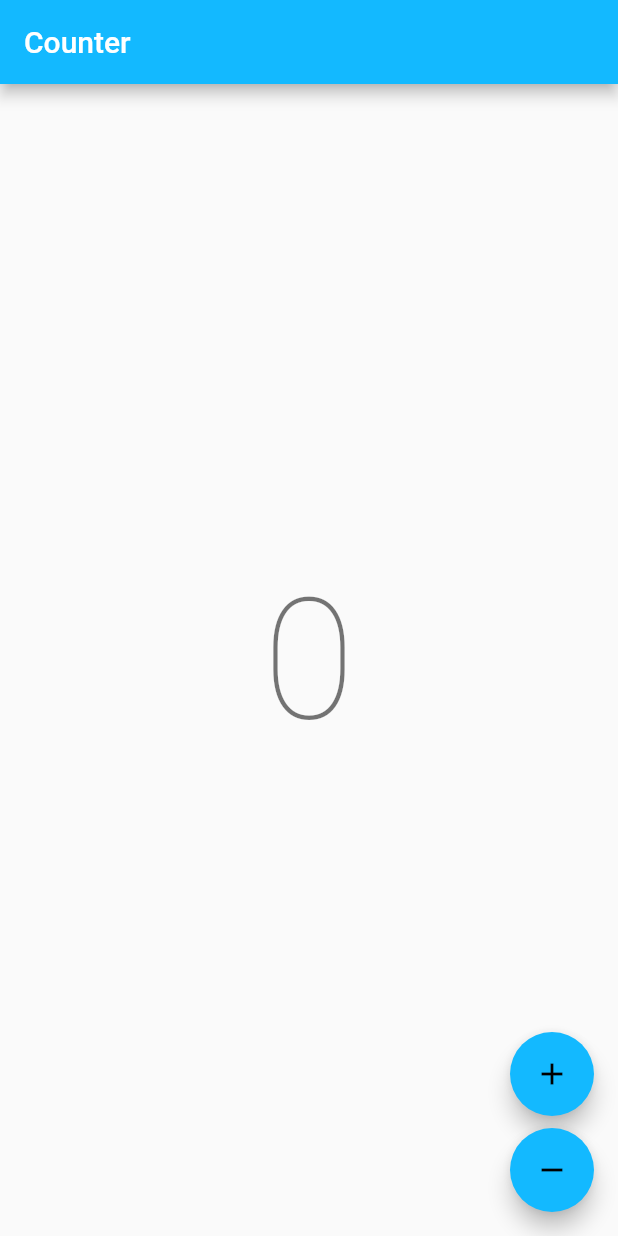
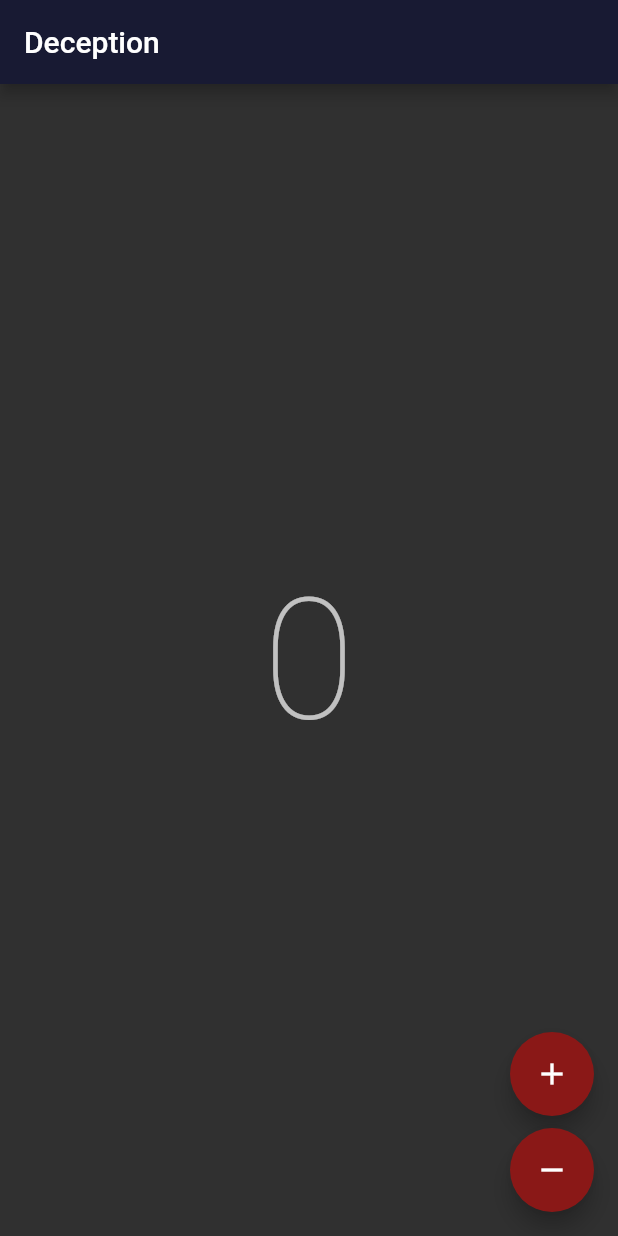
Before and after one commit to Jonas-Sander/deception_app, a Flutter app: the screen it shows after launch, on a phone screen of 412 x 824 dp. Run offline on Flutter 3.47's test engine with Material 2 defaults, Android fonts, the phone set to English and light mode, and no system bars; our stand-ins replace bloc, flutter_bloc; generated files the repository leaves out were written again.

Commit message:
Deception-Farben und Dark-Theme genommen

```diff
--- a/lib/app/app.dart
+++ b/lib/app/app.dart
@@ -10,6 +10,8 @@ import 'package:flutter_localizations/flutter_localizations.dart';
 import 'package:deception_app/counter/counter.dart';
 import 'package:deception_app/l10n/l10n.dart';
 
+import 'deception_colors.dart';
+
 class App extends StatelessWidget {
   const App({Key? key}) : super(key: key);
 
@@ -17,9 +19,9 @@ class App extends StatelessWidget {
   Widget build(BuildContext context) {
     return MaterialApp(
       theme: ThemeData(
-        accentColor: const Color(0xFF13B9FF),
-        appBarTheme: const AppBarTheme(color: Color(0xFF13B9FF)),
-      ),
+          accentColor: deceptionRedColor,
+          appBarTheme: const AppBarTheme(color: deceptionBlueColor),
+          brightness: Brightness.dark),
       localizationsDelegates: [
         AppLocalizations.delegate,
         GlobalMaterialLocalizations.delegate,
--- /dev/null
+++ b/lib/app/deception_colors.dart
@@ -0,0 +1,4 @@
+import 'package:flutter/material.dart';
+
+const deceptionRedColor = Color(0xFF8A1817);
+const deceptionBlueColor = Color(0xFF181A33);
--- a/lib/counter/view/counter_page.dart
+++ b/lib/counter/view/counter_page.dart
@@ -27,7 +27,7 @@ class CounterView extends StatelessWidget {
   Widget build(BuildContext context) {
     final l10n = context.l10n;
     return Scaffold(
-      appBar: AppBar(title: Text(l10n.counterAppBarTitle)),
+      appBar: AppBar(title: Text("Deception")),
       body: const Center(child: CounterText()),
       floatingActionButton: Column(
         mainAxisAlignment: MainAxisAlignment.end,
```
